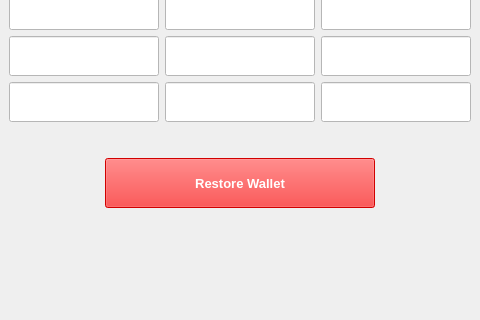
First picture: the form in src/qt/forms/restorewalletpage.ui, repository projectpai/paicoin, before the edit; both pictures show x 169 to 649 and y 224 to 544 of the 803 by 544 pixel window.
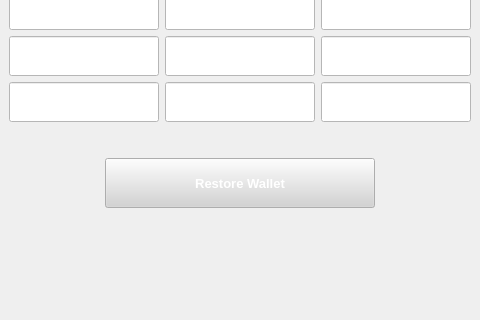
Second picture: the form after the edit. Icons and pictures are not drawn.

Commit message: trimmed line edits and set light gray color for button when disabled

What changed in the file:
```diff
--- a/src/qt/forms/restorewalletpage.ui
+++ b/src/qt/forms/restorewalletpage.ui
@@ -365,8 +365,8 @@
           </font>
          </property>
          <property name="styleSheet">
-          <string notr="true">QPushButton{background:#1972ea;color:#fff;}
-QPushButton:disabled {background-color:#ff0000;}</string>
+          <string notr="true">QPushButton{background-color:#1972ea;color:#fff;}
+QPushButton:disabled {background-color:lightgray;}</string>
          </property>
          <property name="text">
           <string>Restore Wallet</string>
```
The commit also changes 1 other file.
